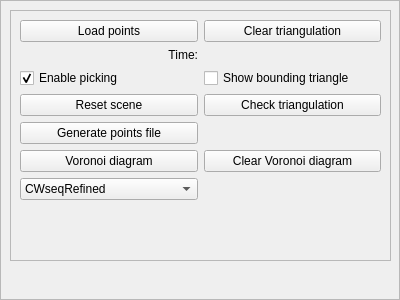
This is managers/CVRPmanager.ui in abacondito/CVRPmanager as Qt 5 draws it before an edit. The edited form follows.
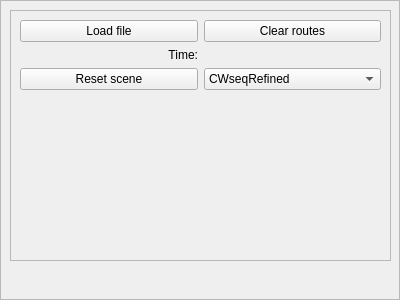
This is the edited form. Icons and pictures are not drawn.

```diff
--- a/managers/CVRPmanager.ui
+++ b/managers/CVRPmanager.ui
@@ -41,45 +41,80 @@
     <enum>QFrame::Raised</enum>
    </property>
    <layout class="QGridLayout" name="gridLayout">
-    <item row="4" column="0">
+    <item row="2" column="4">
+     <widget class="QLabel" name="timeLabel">
+      <property name="text">
+       <string/>
+      </property>
+     </widget>
+    </item>
+    <item row="3" column="4">
+     <widget class="QComboBox" name="selectVersion">
+      <item>
+       <property name="text">
+        <string>CWseqRefined</string>
+       </property>
+      </item>
+      <item>
+       <property name="text">
+        <string>CWseqRaw</string>
+       </property>
+      </item>
+      <item>
+       <property name="text">
+        <string>CWseqMastered</string>
+       </property>
+      </item>
+      <item>
+       <property name="text">
+        <string>CWpar</string>
+       </property>
+      </item>
+     </widget>
+    </item>
+    <item row="4" column="4">
+     <widget class="QLabel" name="label">
+      <property name="sizePolicy">
+       <sizepolicy hsizetype="Ignored" vsizetype="Ignored">
+        <horstretch>0</horstretch>
+        <verstretch>0</verstretch>
+       </sizepolicy>
+      </property>
+      <property name="text">
+       <string/>
+      </property>
+      <property name="pixmap">
+       <pixmap resource="../pics.qrc">:/pics/NicePng_red-ribbon-png_260752.png</pixmap>
+      </property>
+      <property name="scaledContents">
+       <bool>true</bool>
+      </property>
+      <property name="alignment">
+       <set>Qt::AlignCenter</set>
+      </property>
+      <property name="textInteractionFlags">
+       <set>Qt::NoTextInteraction</set>
+      </property>
+     </widget>
+    </item>
+    <item row="0" column="0">
+     <widget class="QPushButton" name="loadFilePushButton">
+      <property name="text">
+       <string>Load file</string>
+      </property>
+     </widget>
+    </item>
+    <item row="3" column="0">
      <widget class="QPushButton" name="resetScenePushButton">
       <property name="text">
        <string>Reset scene</string>
       </property>
      </widget>
     </item>
-    <item row="7" column="0">
-     <widget class="QPushButton" name="voronoiDiagramPushButton">
+    <item row="0" column="4">
+     <widget class="QPushButton" name="clearRoutesPushButton">
       <property name="text">
-       <string>Voronoi diagram</string>
-      </property>
-     </widget>
-    </item>
-    <item row="0" column="0">
-     <widget class="QPushButton" name="loadPointsPushButton">
-      <property name="text">
-       <string>Load points</string>
-      </property>
-     </widget>
-    </item>
-    <item row="2" column="1">
-     <widget class="QLabel" name="timeLabel">
-      <property name="text">
-       <string/>
-      </property>
-     </widget>
-    </item>
-    <item row="6" column="0">
-     <widget class="QPushButton" name="generatePointsFilePushButton">
-      <property name="text">
-       <string>Generate points file</string>
-      </property>
-     </widget>
-    </item>
-    <item row="4" column="1">
-     <widget class="QPushButton" name="checkTriangulationPushButton">
-      <property name="text">
-       <string>Check triangulation</string>
+       <string>Clear routes</string>
       </property>
      </widget>
     </item>
@@ -93,21 +128,14 @@
       </property>
      </widget>
     </item>
-    <item row="3" column="1">
-     <widget class="QCheckBox" name="showBoundingTriangleCheckBox">
-      <property name="text">
-       <string>Show bounding triangle</string>
-      </property>
-      <property name="checked">
-       <bool>false</bool>
-      </property>
-     </widget>
-    </item>
-    <item row="9" column="0">
+    <item row="4" column="0">
      <spacer name="verticalSpacer">
       <property name="orientation">
        <enum>Qt::Vertical</enum>
       </property>
+      <property name="sizeType">
+       <enum>QSizePolicy::MinimumExpanding</enum>
+      </property>
       <property name="sizeHint" stdset="0">
        <size>
         <width>20</width>
@@ -116,54 +144,6 @@
       </property>
      </spacer>
     </item>
-    <item row="7" column="1">
-     <widget class="QPushButton" name="clearVoronoiDiagramPushButton">
-      <property name="text">
-       <string>Clear Voronoi diagram</string>
-      </property>
-     </widget>
-    </item>
-    <item row="0" column="1">
-     <widget class="QPushButton" name="clearPointsPushButton">
-      <property name="text">
-       <string>Clear triangulation</string>
-      </property>
-     </widget>
-    </item>
-    <item row="3" column="0">
-     <widget class="QCheckBox" name="enablePickingCheckBox">
-      <property name="text">
-       <string>Enable picking</string>
-      </property>
-      <property name="checked">
-       <bool>true</bool>
-      </property>
-     </widget>
-    </item>
-    <item row="8" column="0">
-     <widget class="QComboBox" name="selectVersion">
-      <item>
-       <property name="text">
-        <string>CWseqRefined</string>
-       </property>
-      </item>
-      <item>
-       <property name="text">
-        <string>CWseqRaw</string>
-       </property>
-      </item>
-      <item>
-       <property name="text">
-        <string>CWseqMastered</string>
-       </property>
-      </item>
-      <item>
-       <property name="text">
-        <string>CWpar</string>
-       </property>
-      </item>
-     </widget>
-    </item>
    </layout>
   </widget>
  </widget>
```
Left out of the diff: 4 changed lines with no effect on the pictures.
